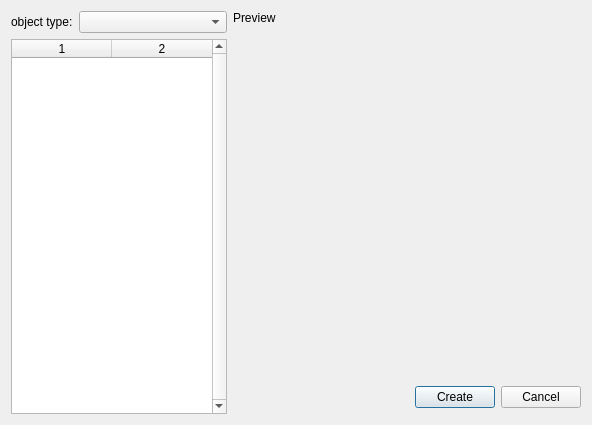
Old version of the form source/ui/createobjectform.ui in the repository Samolleg/ataman-mp.
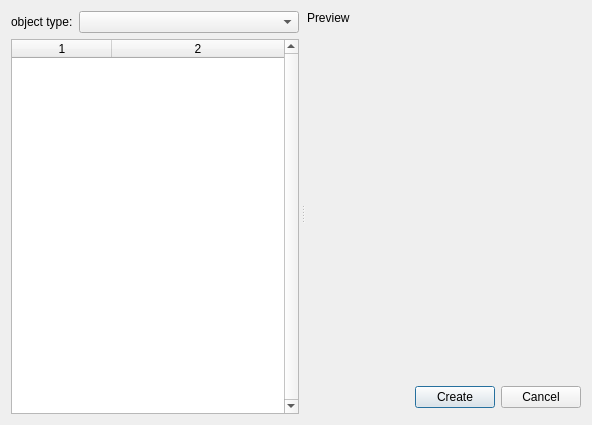
New version of the form. Custom widgets are drawn as their Qt base class.

Diff of the .ui file:
```diff
--- a/source/ui/createobjectform.ui
+++ b/source/ui/createobjectform.ui
@@ -19,11 +19,22 @@
   <property name="windowTitle">
    <string>Dialog</string>
   </property>
-  <layout class="QHBoxLayout" name="horizontalLayout" stretch="0,0">
+  <layout class="QHBoxLayout" name="horizontalLayout">
    <property name="sizeConstraint">
     <enum>QLayout::SetDefaultConstraint</enum>
    </property>
    <item>
+    <widget class="QSplitter" name="creationSplitter">
+     <property name="orientation">
+      <enum>Qt::Horizontal</enum>
+     </property>
+     <property name="handleWidth">
+      <number>8</number>
+     </property>
+     <property name="childrenCollapsible">
+      <bool>false</bool>
+     </property>
+     <widget class="QWidget" name="creationProperties">
     <layout class="QVBoxLayout" name="verticalLayout_2">
      <property name="sizeConstraint">
       <enum>QLayout::SetDefaultConstraint</enum>
@@ -98,8 +109,8 @@
       </widget>
      </item>
     </layout>
-   </item>
-   <item>
+     </widget>
+     <widget class="QWidget" name="creationPreview">
     <layout class="QVBoxLayout" name="verticalLayout" stretch="0,1,0">
      <property name="topMargin">
       <number>0</number>
@@ -152,6 +163,8 @@
       </layout>
      </item>
     </layout>
+     </widget>
+    </widget>
    </item>
   </layout>
  </widget>
```
Lines whose indentation alone changed are shown as unchanged.
